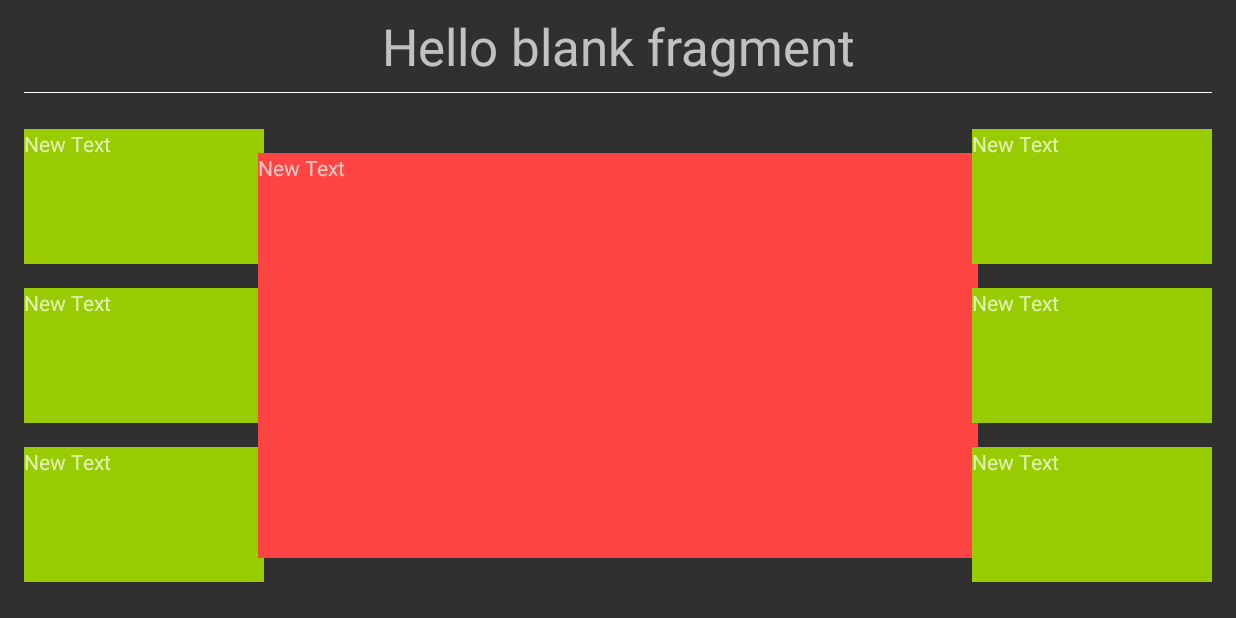
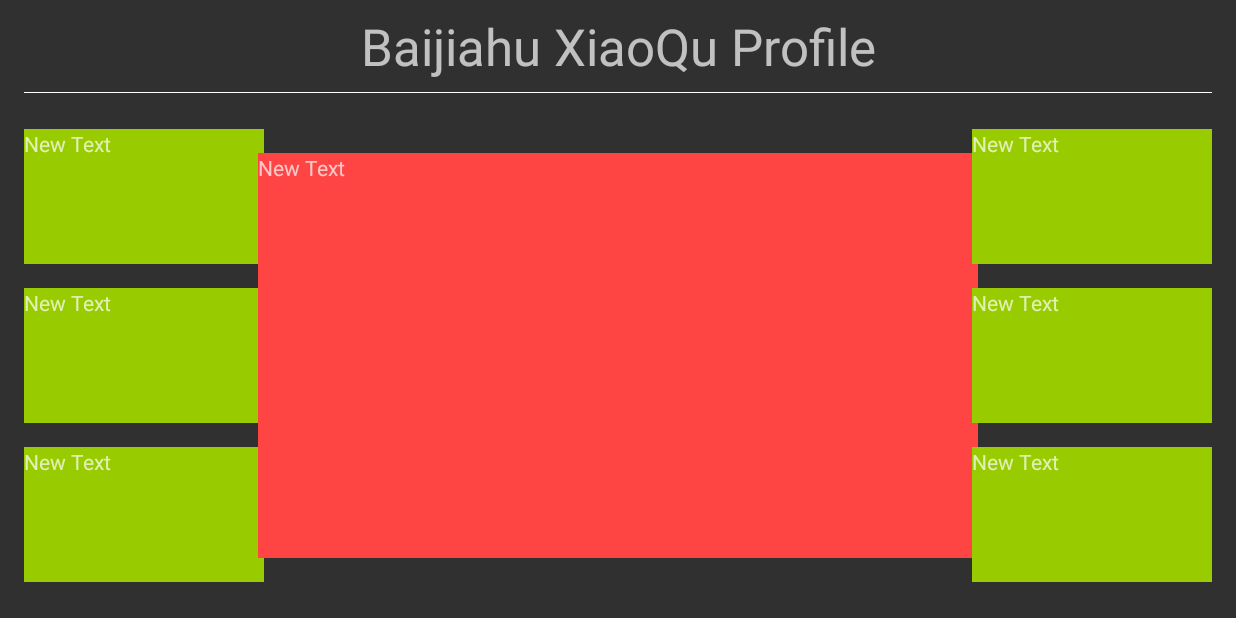
Before and after one commit to djfkue/OdinApp, an Android app: the screen it shows after launch (ChosenProfileActivity), on a phone screen of 824 x 412 dp (held sideways). Run offline under Robolectric (Android 15) with nearby library versions, the phone set to English and light mode, and no system bars.

Commit message:
add find view activity

```diff
--- a/app/src/main/java/com/argonmobile/odinapp/ChosenProfileActivity.java
+++ b/app/src/main/java/com/argonmobile/odinapp/ChosenProfileActivity.java
@@ -1,9 +1,11 @@
 package com.argonmobile.odinapp;
 
+import android.content.Intent;
 import android.net.Uri;
 import android.support.v7.app.ActionBarActivity;
 import android.support.v4.app.Fragment;
 import android.os.Bundle;
+import android.util.Log;
 import android.view.LayoutInflater;
 import android.view.Menu;
 import android.view.MenuItem;
@@ -11,17 +13,52 @@ import android.view.View;
 import android.view.ViewGroup;
 import android.view.WindowManager;
 
+import com.argonmobile.odinapp.view.ScaleTransformView;
+
 
 public class ChosenProfileActivity extends ActionBarActivity implements ViewProfileFragment.OnFragmentInteractionListener{
 
+    private final static String TAG = "ChosenProfileActivity";
+
+    private ScaleTransformView mScaleTransformView;
+
+    private float mScaleFactor = Float.NaN;
+
     @Override
     protected void onCreate(Bundle savedInstanceState) {
+
         super.onCreate(savedInstanceState);
 
         getWindow().setFlags(WindowManager.LayoutParams.FLAG_FULLSCREEN,
                 WindowManager.LayoutParams.FLAG_FULLSCREEN);
 
         setContentView(R.layout.activity_chosen_profile);
+
+        mScaleTransformView = (ScaleTransformView)findViewById(R.id.gesture_view);
+        mScaleTransformView.setOnScaleListener(new ScaleTransformView.OnScaleListener() {
+
+
+            @Override
+            public void onScaleBegin() {
+                mScaleFactor = 1.0f;
+            }
+
+            @Override
+            public void onScale(float scaleFactor) {
+                mScaleFactor *= scaleFactor;
+            }
+
+            @Override
+            public void onScaleEnd() {
+                Log.e(TAG, "onScaleEnd....");
+                if (mScaleFactor > 1.1f) {
+                    Intent intent = new Intent(ChosenProfileActivity.this, FindCameraActivity.class);
+                    startActivity(intent);
+                    finishAfterTransition();
+                }
+            }
+        });
+
         if (savedInstanceState == null) {
             //ProfileFragment profileFragment = ProfileFragment.newInstance("test", "test2");
             getSupportFragmentManager().beginTransaction()
--- a/app/src/main/res/layout/activity_chosen_profile.xml
+++ b/app/src/main/res/layout/activity_chosen_profile.xml
@@ -1,4 +1,14 @@
-<FrameLayout xmlns:android="http://schemas.android.com/apk/res/android"
-    xmlns:tools="http://schemas.android.com/tools" android:id="@+id/container"
-    android:layout_width="match_parent" android:layout_height="match_parent"
-    tools:context="com.argonmobile.odinapp.ChosenProfileActivity" tools:ignore="MergeRootFrame" />
+<com.argonmobile.odinapp.view.ScaleTransformView
+    xmlns:android="http://schemas.android.com/apk/res/android"
+    xmlns:tools="http://schemas.android.com/tools"
+    android:id="@+id/gesture_view"
+    android:layout_width="match_parent"
+    android:layout_height="match_parent">
+    <FrameLayout
+        android:id="@+id/container"
+        android:layout_width="match_parent"
+        android:layout_height="match_parent"
+        tools:context="com.argonmobile.odinapp.ChosenProfileActivity"
+        tools:ignore="MergeRootFrame" />
+
+</com.argonmobile.odinapp.view.ScaleTransformView>
--- a/app/src/main/res/layout/fragment_chosen_profile.xml
+++ b/app/src/main/res/layout/fragment_chosen_profile.xml
@@ -6,7 +6,9 @@
     android:paddingBottom="@dimen/activity_vertical_margin"
     tools:context="com.argonmobile.odinapp.ChosenProfileActivity$PlaceholderFragment">
 
-    <TextView android:text="@string/hello_world" android:layout_width="wrap_content"
+    <TextView
+        android:id="@+id/text_view"
+        android:text="@string/hello_world" android:layout_width="wrap_content"
         android:layout_height="wrap_content" />
 
 </RelativeLayout>
--- a/app/src/main/res/layout/fragment_item_grid.xml
+++ b/app/src/main/res/layout/fragment_item_grid.xml
@@ -2,6 +2,12 @@
 <FrameLayout xmlns:android="http://schemas.android.com/apk/res/android"
     xmlns:tools="http://schemas.android.com/tools" android:layout_width="match_parent"
     android:layout_height="match_parent" tools:context="com.argonmobile.odinapp.ProfileFragment">
+
+    <TextView
+        android:id="@+id/text_view"
+        android:text="@string/hello_world"
+        android:layout_width="wrap_content"
+        android:layout_height="wrap_content" />
 
     <GridView
         android:id="@android:id/list"
--- a/app/src/main/res/layout/fragment_view_profile.xml
+++ b/app/src/main/res/layout/fragment_view_profile.xml
@@ -13,7 +13,7 @@
         android:layout_marginTop="8dp"
         android:layout_marginBottom="8dp"
         android:gravity="center"
-        android:text="@string/hello_blank_fragment"
+        android:text="@string/view_profile_title"
         android:textAppearance="@style/TextAppearance.AppCompat.Display1"
         />
 
--- a/app/src/main/res/values/strings.xml
+++ b/app/src/main/res/values/strings.xml
@@ -5,6 +5,7 @@
     <string name="hello_world">Hello world!</string>
     <string name="action_settings">Settings</string>
     <string name="title_activity_chosen_profile">ChosenProfileActivity</string>
-    <string name="hello_blank_fragment">Hello blank fragment</string>
+    <string name="view_profile_title">Baijiahu XiaoQu Profile</string>
+    <string name="title_activity_find_camera">FindCameraActivity</string>
 
 </resources>
```
Also changed, not shown: app/src/main/AndroidManifest.xml (+7 -1 lines), app/src/main/res/values-w820dp/attrs_scale_transform_view.xml (deleted, +0 -8 lines).
